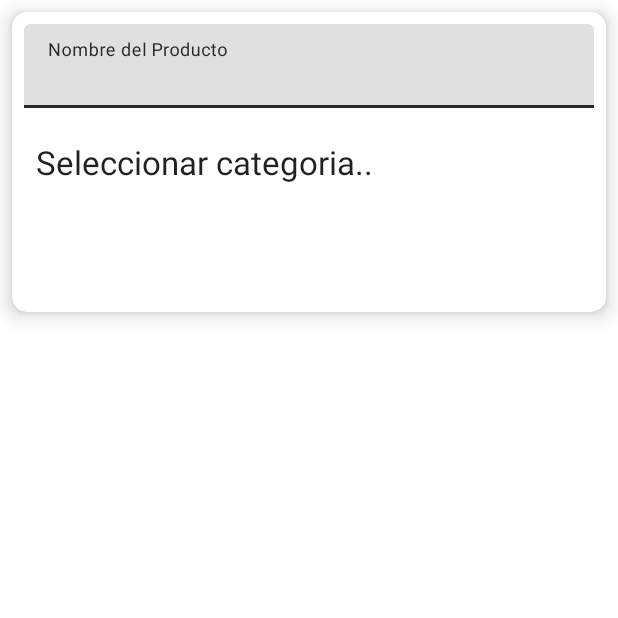
After one commit to brtab/AnyCount, an Android app: the fragment CreateProductFragment shown on its own in the app's theme, on a phone screen of 412 x 824 dp, the top half of it. The commit adds this screen. Run offline under Robolectric (Android 15) with nearby library versions, the phone set to English and light mode, and no system bars.

Commit message:
paso el activityCreate a un fragment

```diff
--- a/app/build.gradle
+++ b/app/build.gradle
@@ -36,6 +36,7 @@ android {
 
 dependencies {
 
+    implementation 'androidx.legacy:legacy-support-v4:1.0.0'
     def nav_version = "2.3.5"
     def fragment_version = "1.4.0"
 
--- /dev/null
+++ b/app/src/main/java/com/example/aplicacioncuentas/CreateProductFragment.kt
@@ -0,0 +1,42 @@
+package com.example.aplicacioncuentas
+
+import android.os.Bundle
+import androidx.fragment.app.Fragment
+import android.view.LayoutInflater
+import android.view.View
+import android.view.ViewGroup
+import com.example.aplicacioncuentas.databinding.FragmentCreateProductBinding
+import com.google.android.material.dialog.MaterialAlertDialogBuilder
+
+
+class CreateProductFragment : Fragment() {
+
+    lateinit var binding: FragmentCreateProductBinding
+
+    override fun onCreateView(
+        inflater: LayoutInflater, container: ViewGroup?,
+        savedInstanceState: Bundle?
+    ): View? {
+        return inflater.inflate(R.layout.fragment_create_product, container, false)
+    }
+
+    override fun onViewCreated(view: View, savedInstanceState: Bundle?) {
+        super.onViewCreated(view, savedInstanceState)
+        binding = FragmentCreateProductBinding.bind(view)
+        setListeners()
+    }
+
+    private fun setListeners() {
+        binding.tvCategory.setOnClickListener {
+            val items = arrayOf("item 1", "item 2")
+            MaterialAlertDialogBuilder(requireContext())
+                .setTitle("Seleccionar categoria")
+                .setItems(items) { dialog, which ->
+                    binding.tvCategory.text = items[which]
+                }
+                .show()
+        }
+    }
+
+
+}
--- /dev/null
+++ b/app/src/main/res/layout/fragment_create_product.xml
@@ -0,0 +1,44 @@
+<?xml version="1.0" encoding="utf-8"?>
+<FrameLayout xmlns:android="http://schemas.android.com/apk/res/android"
+    xmlns:tools="http://schemas.android.com/tools"
+    android:layout_width="match_parent"
+    android:layout_height="match_parent"
+    xmlns:app="http://schemas.android.com/apk/res-auto"
+    tools:context=".CreateProductFragment">
+
+    <com.google.android.material.card.MaterialCardView
+        android:layout_width="match_parent"
+        android:layout_height="200dp"
+        android:layout_margin="8dp"
+        android:padding="10dp"
+        app:cardCornerRadius="10dp"
+        app:cardElevation="8dp"
+        app:layout_constraintTop_toTopOf="parent">
+
+        <com.google.android.material.textfield.TextInputLayout
+            android:id="@+id/etProductName"
+            android:layout_width="match_parent"
+            android:layout_height="wrap_content"
+            android:hint="Nombre del Producto"
+            style="@style/Animation.Design.BottomSheetDialog"
+            app:endIconMode="clear_text"
+            android:layout_margin="8dp">
+
+            <com.google.android.material.textfield.TextInputEditText
+                android:layout_width="match_parent"
+                android:layout_height="wrap_content" />
+        </com.google.android.material.textfield.TextInputLayout>
+
+        <com.google.android.material.textview.MaterialTextView
+            android:id="@+id/tvCategory"
+            android:layout_width="match_parent"
+            android:layout_height="wrap_content"
+            android:layout_gravity="center"
+            android:textSize="22sp"
+            android:text="Seleccionar categoria.."
+            android:layout_margin="8dp"
+            style="@style/Theme.MaterialComponents"
+            android:padding="8dp"/>
+    </com.google.android.material.card.MaterialCardView>
+
+</FrameLayout>
--- a/app/src/main/res/values/strings.xml
+++ b/app/src/main/res/values/strings.xml
@@ -1,3 +1,5 @@
 <resources>
     <string name="app_name">AplicacionCuentas</string>
+    <!-- TODO: Remove or change this placeholder text -->
+    <string name="hello_blank_fragment">Hello blank fragment</string>
 </resources>
```
Also changed, not shown: app/src/main/java/com/example/aplicacioncuentas/CreateActivity.kt (+2 -12 lines), app/src/main/res/layout/activity_create.xml (+2 -33 lines), app/src/main/res/navigation/nav_create.xml (added, +13 -0 lines).
